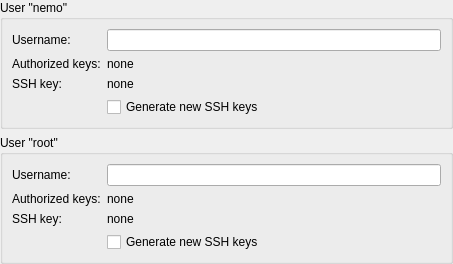
Above: src/plugins/mer/meremulatordevicewizardsshpage.ui from sailfishos/sailfish-qtcreator before the change. Below: the same form after it.
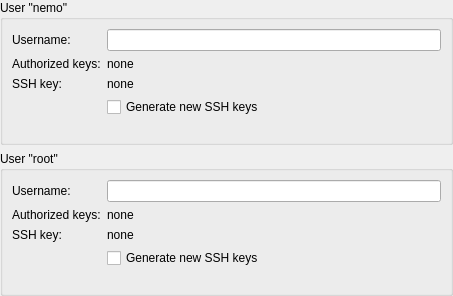
That is the form after the change.

```diff
--- a/src/plugins/mer/meremulatordevicewizardsshpage.ui
+++ b/src/plugins/mer/meremulatordevicewizardsshpage.ui
@@ -7,7 +7,7 @@
     <x>0</x>
     <y>0</y>
     <width>453</width>
-    <height>264</height>
+    <height>296</height>
    </rect>
   </property>
   <property name="windowTitle">
```
Left out of the diff: 2 changed lines with no effect on the pictures.
